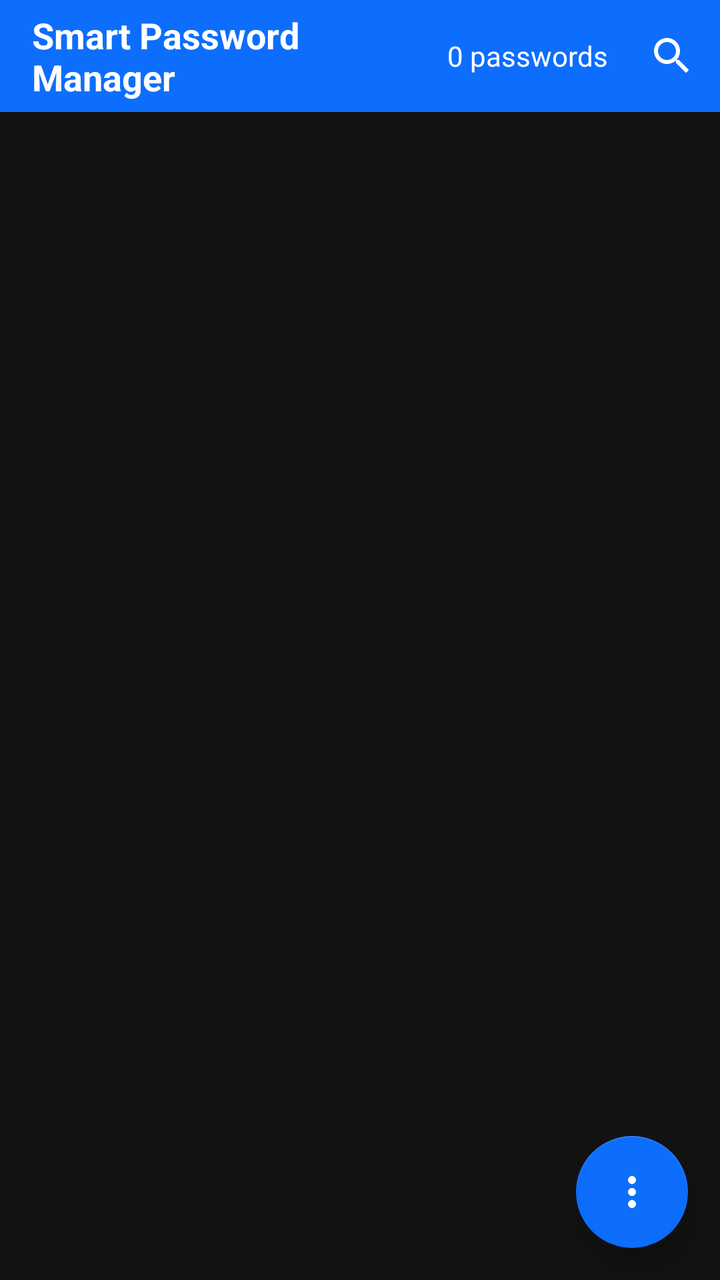
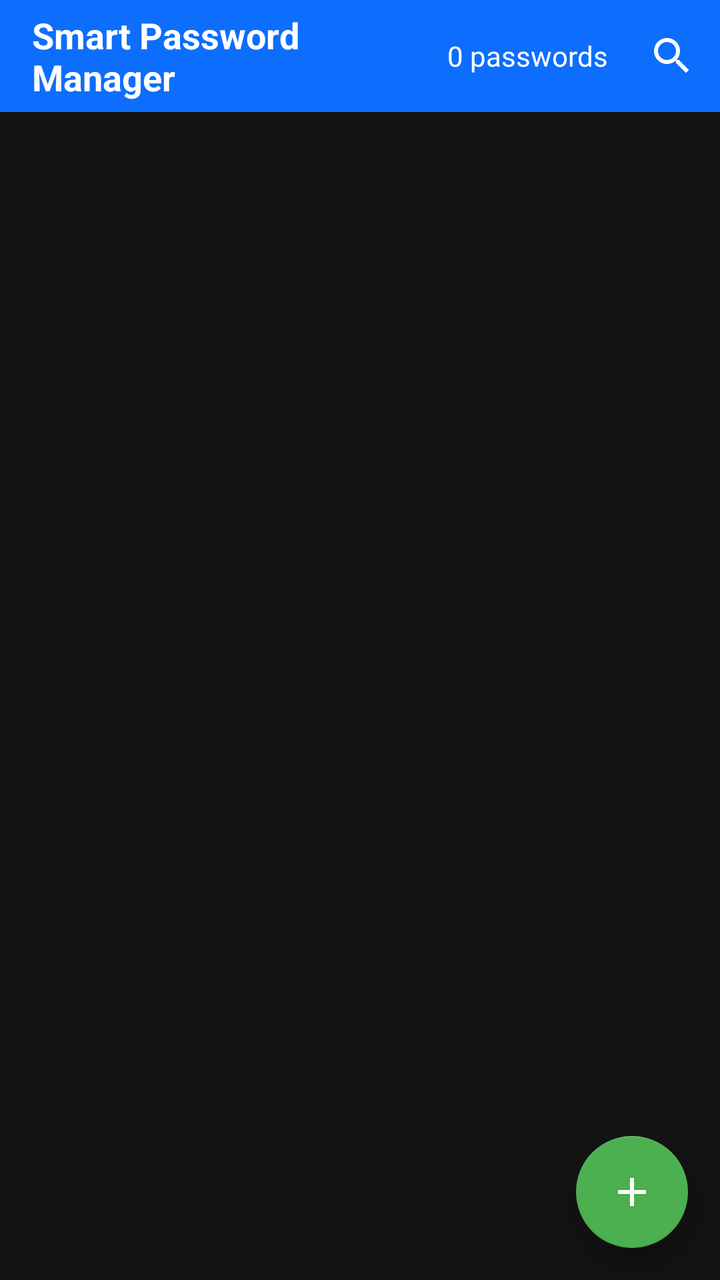

Before-and-after screenshots of an Android layout around one commit, followed by the original layout XML and the change that was made.
<!-- AndroidManifest.xml: application theme Theme.SmartPasswordManager -->
<!-- res/layout/activity_main.xml -->
<?xml version="1.0" encoding="utf-8"?>
<androidx.coordinatorlayout.widget.CoordinatorLayout xmlns:android="http://schemas.android.com/apk/res/android"
    xmlns:app="http://schemas.android.com/apk/res-auto"
    android:layout_width="match_parent"
    android:layout_height="match_parent">

    <com.google.android.material.appbar.AppBarLayout
        android:layout_width="match_parent"
        android:layout_height="wrap_content"
        app:elevation="0dp">

        <com.google.android.material.appbar.MaterialToolbar
            android:id="@+id/toolbar"
            android:layout_width="match_parent"
            android:layout_height="?attr/actionBarSize"
            android:background="@color/primary_blue"
            app:titleTextColor="@color/white">

            <LinearLayout
                android:layout_width="match_parent"
                android:layout_height="wrap_content"
                android:orientation="horizontal"
                android:gravity="center_vertical">

                <TextView
                    android:layout_width="0dp"
                    android:layout_height="wrap_content"
                    android:layout_weight="1"
                    android:text="Smart Password Manager"
                    android:textColor="@color/white"
                    android:textSize="18sp"
                    android:textStyle="bold" />

                <TextView
                    android:id="@+id/serviceCountText"
                    android:layout_width="wrap_content"
                    android:layout_height="wrap_content"
                    android:text="0 passwords"
                    android:textColor="@color/white"
                    android:textSize="14sp"
                    android:layout_marginEnd="8dp" />

                <ImageView
                    android:id="@+id/searchButton"
                    android:layout_width="48dp"
                    android:layout_height="48dp"
                    android:src="@drawable/ic_search"
                    android:padding="12dp"
                    android:background="?attr/selectableItemBackgroundBorderless" />

            </LinearLayout>

        </com.google.android.material.appbar.MaterialToolbar>

        <com.google.android.material.card.MaterialCardView
            android:id="@+id/searchBar"
            android:layout_width="match_parent"
            android:layout_height="wrap_content"
            android:layout_margin="8dp"
            app:cardCornerRadius="8dp"
            app:cardElevation="2dp"
            android:visibility="gone">

            <LinearLayout
                android:layout_width="match_parent"
                android:layout_height="wrap_content"
                android:orientation="horizontal"
                android:padding="8dp">

                <ImageView
                    android:layout_width="24dp"
                    android:layout_height="24dp"
                    android:layout_gravity="center_vertical"
                    android:src="@drawable/ic_search"
                    android:layout_marginEnd="8dp" />

                <EditText
                    android:id="@+id/searchInput"
                    android:layout_width="0dp"
                    android:layout_height="wrap_content"
                    android:layout_weight="1"
                    android:hint="Search passwords..."
                    android:inputType="text"
                    android:imeOptions="actionSearch"
                    android:background="@android:color/transparent"
                    android:textSize="14sp"
                    android:textColor="@color/white"
                    android:textColorHint="@color/white_70" />

                <ImageView
                    android:id="@+id/closeSearchButton"
                    android:layout_width="24dp"
                    android:layout_height="24dp"
                    android:layout_gravity="center_vertical"
                    android:src="@drawable/ic_close"
                    android:layout_marginStart="8dp" />

            </LinearLayout>

        </com.google.android.material.card.MaterialCardView>

    </com.google.android.material.appbar.AppBarLayout>

    <FrameLayout
        android:layout_width="match_parent"
        android:layout_height="match_parent"
        app:layout_behavior="@string/appbar_scrolling_view_behavior">

        <androidx.recyclerview.widget.RecyclerView
            android:id="@+id/recyclerView"
            android:layout_width="match_parent"
            android:layout_height="match_parent"
            android:padding="8dp"
            android:clipToPadding="false" />

        <TextView
            android:id="@+id/emptyStateText"
            android:layout_width="match_parent"
            android:layout_height="match_parent"
            android:gravity="center"
            android:text="No passwords yet.\nTap + to add your first password"
            android:textSize="16sp"
            android:visibility="gone"
            android:fontFamily="sans-serif-light" />

    </FrameLayout>

    <com.google.android.material.floatingactionbutton.FloatingActionButton
        android:id="@+id/fabMenu"
        android:layout_width="wrap_content"
        android:layout_height="wrap_content"
        android:layout_gravity="bottom|end"
        android:layout_margin="16dp"
        android:src="@drawable/ic_more_vert_24"
        app:tint="@color/white"
        app:backgroundTint="@color/primary_blue"
        app:elevation="8dp" />

    <LinearLayout
        android:id="@+id/fabMenuContainer"
        android:layout_width="wrap_content"
        android:layout_height="wrap_content"
        android:layout_gravity="bottom|end"
        android:layout_marginBottom="80dp"
        android:layout_marginEnd="16dp"
        android:orientation="vertical"
        android:visibility="gone">

        <com.google.android.material.floatingactionbutton.FloatingActionButton
            android:id="@+id/fabAdd"
            android:layout_width="wrap_content"
            android:layout_height="wrap_content"
            android:layout_marginBottom="12dp"
            android:src="@drawable/ic_add_24"
            android:visibility="gone"
            app:backgroundTint="#4CAF50"
            app:tint="@color/white"
            app:fabSize="normal" />

        <com.google.android.material.floatingactionbutton.FloatingActionButton
            android:id="@+id/fabScanQr"
            android:layout_width="wrap_content"
            android:layout_height="wrap_content"
            android:layout_marginBottom="12dp"
            android:src="@drawable/ic_qr_code_scanner"
            android:visibility="gone"
            app:backgroundTint="#00BCD4"
            app:tint="@color/white"
            app:fabSize="normal" />

        <com.google.android.material.floatingactionbutton.FloatingActionButton
            android:id="@+id/fabImport"
            android:layout_width="wrap_content"
            android:layout_height="wrap_content"
            android:layout_marginBottom="12dp"
            android:src="@drawable/ic_import_24"
            android:visibility="gone"
            app:backgroundTint="#FF9800"
            app:tint="@color/white"
            app:fabSize="normal" />

        <com.google.android.material.floatingactionbutton.FloatingActionButton
            android:id="@+id/fabExport"
            android:layout_width="wrap_content"
            android:layout_height="wrap_content"
            android:layout_marginBottom="12dp"
            android:src="@drawable/ic_export_24"
            android:visibility="gone"
            app:backgroundTint="#F44336"
            app:tint="@color/white"
            app:fabSize="normal" />

        <com.google.android.material.floatingactionbutton.FloatingActionButton
            android:id="@+id/fabHelp"
            android:layout_width="wrap_content"
            android:layout_height="wrap_content"
            android:layout_marginBottom="12dp"
            android:src="@drawable/ic_help"
            android:visibility="gone"
            app:backgroundTint="#2196F3"
            app:tint="@color/white"
            app:fabSize="normal" />

        <com.google.android.material.floatingactionbutton.FloatingActionButton
            android:id="@+id/fabAbout"
            android:layout_width="wrap_content"
            android:layout_height="wrap_content"
            android:layout_marginBottom="12dp"
            android:src="@drawable/ic_info"
            android:visibility="gone"
            app:backgroundTint="#9C27B0"
            app:tint="@color/white"
            app:fabSize="normal" />

    </LinearLayout>

</androidx.coordinatorlayout.widget.CoordinatorLayout>
<!-- resources referenced by this layout -->
<resources>
  <color name="primary_blue">#0d6efd</color>
  <color name="white">#ffffff</color>
  <color name="white_70">#B3FFFFFF</color>
  <!-- drawable ic_add_24 (drawable) -->
  <vector xmlns:android="http://schemas.android.com/apk/res/android"
      android:width="24dp"
      android:height="24dp"
      android:viewportWidth="24"
      android:viewportHeight="24">
      <path
          android:fillColor="@android:color/white"
          android:pathData="M19,13h-6v6h-2v-6H5v-2h6V5h2v6h6v2z"/>
  </vector>
  <!-- drawable ic_export_24 (drawable) -->
  <vector xmlns:android="http://schemas.android.com/apk/res/android"
  android:width="24dp"
  android:height="24dp"
  android:viewportWidth="24"
  android:viewportHeight="24">
  <path
      android:fillColor="@android:color/white"
      android:pathData="M19,9h-4V3H9v6H5l7,7 7,-7zM5,18v2h14v-2H5z"/>
  </vector>
  <!-- drawable ic_help (drawable) -->
  <vector xmlns:android="http://schemas.android.com/apk/res/android"
      android:width="24dp"
      android:height="24dp"
      android:viewportWidth="24"
      android:viewportHeight="24">
      <path
          android:fillColor="@android:color/white"
          android:pathData="M12,2C6.48,2 2,6.48 2,12s4.48,10 10,10 10,-4.48 10,-10S17.52,2 12,2zm1,17h-2v-2h2v2zm2.07,-7.75l-0.9,0.92C13.45,12.9 13,13.5 13,15h-2v-0.5c0,-1.1 0.45,-2.1 1.17,-2.83l1.24,-1.26c0.37,-0.36 0.59,-0.86 0.59,-1.41 0,-1.1 -0.9,-2 -2,-2s-2,0.9 -2,2H8c0,-2.21 1.79,-4 4,-4s4,1.79 4,4c0,0.88 -0.36,1.68 -0.93,2.25z"/>
  </vector>
  <!-- drawable ic_import_24 (drawable) -->
  <vector xmlns:android="http://schemas.android.com/apk/res/android"
      android:width="24dp"
      android:height="24dp"
      android:viewportWidth="24"
      android:viewportHeight="24">
      <path
          android:fillColor="@android:color/white"
          android:pathData="M19,15h-4v6H9v-6H5l7,-7 7,7zM5,6h14v2H5z"/>
  </vector>
  <!-- drawable ic_info (drawable) -->
  <vector xmlns:android="http://schemas.android.com/apk/res/android"
      android:width="24dp"
      android:height="24dp"
      android:viewportWidth="24"
      android:viewportHeight="24">
      <path
          android:fillColor="#FFFFFF"
          android:pathData="M12,2C6.48,2 2,6.48 2,12s4.48,10 10,10 10,-4.48 10,-10S17.52,2 12,2zm1,15h-2v-6h2v6zm0,-8h-2V7h2v2z"/>
  </vector>
  <!-- drawable ic_more_vert_24 (drawable) -->
  <vector xmlns:android="http://schemas.android.com/apk/res/android"
      android:width="24dp"
      android:height="24dp"
      android:viewportWidth="24"
      android:viewportHeight="24">
      <path
          android:fillColor="@android:color/white"
          android:pathData="M12,8c1.1,0 2,-0.9 2,-2s-0.9,-2 -2,-2 -2,0.9 -2,2 0.9,2 2,2zM12,10c-1.1,0 -2,0.9 -2,2s0.9,2 2,2 2,-0.9 2,-2 -0.9,-2 -2,-2zM12,16c-1.1,0 -2,0.9 -2,2s0.9,2 2,2 2,-0.9 2,-2 -0.9,-2 -2,-2z"/>
  </vector>
  <!-- drawable ic_qr_code_scanner (drawable) -->
  <vector xmlns:android="http://schemas.android.com/apk/res/android"
      android:width="24dp"
      android:height="24dp"
      android:viewportWidth="24"
      android:viewportHeight="24">
      <path
          android:fillColor="#FFFFFF"
          android:pathData="M3,11h4V7h4V3H3Zm8,12h4v-4h4v-4h4V13h-8v4h-4Z" />
      <path
          android:fillColor="#FFFFFF"
          android:pathData="M21,3h-8v4h4v4h4V3Z" />
      <path
          android:fillColor="#FFFFFF"
          android:pathData="M3,21h8v-4H7v-4H3v8Z" />
  </vector>
  <color name="primary_blue_dark">#0a58ca</color>
  <color name="primary_blue_light">#3b82f6</color>
  <color name="dark_background">#121212</color>
  <color name="dark_surface">#1e1e1e</color>
  <style name="ThemeOverlay.MaterialComponents.MaterialAlertDialog" parent="ThemeOverlay.MaterialComponents.MaterialAlertDialog" tools:ignore="PrivateResource,ResourceCycle">
          <item name="colorPrimary">@color/primary_blue</item>
          <item name="colorOnSurface">@color/white</item>
          <item name="colorSurface">@color/dark_surface</item>
      </style>
  <!-- unchanged entries left out for length: 3 -->
</resources>

<!-- the commit's change to res/layout/activity_main.xml (unified diff, before → after) -->
@@ -1,217 +1,183 @@
 <?xml version="1.0" encoding="utf-8"?>
-<androidx.coordinatorlayout.widget.CoordinatorLayout xmlns:android="http://schemas.android.com/apk/res/android"
+<androidx.drawerlayout.widget.DrawerLayout xmlns:android="http://schemas.android.com/apk/res/android"
     xmlns:app="http://schemas.android.com/apk/res-auto"
+    android:id="@+id/drawerLayout"
     android:layout_width="match_parent"
     android:layout_height="match_parent">
 
-    <com.google.android.material.appbar.AppBarLayout
+    <androidx.coordinatorlayout.widget.CoordinatorLayout
         android:layout_width="match_parent"
-        android:layout_height="wrap_content"
-        app:elevation="0dp">
+        android:layout_height="match_parent">
 
-        <com.google.android.material.appbar.MaterialToolbar
-            android:id="@+id/toolbar"
+        <com.google.android.material.appbar.AppBarLayout
             android:layout_width="match_parent"
-            android:layout_height="?attr/actionBarSize"
-            android:background="@color/primary_blue"
-            app:titleTextColor="@color/white">
+            android:layout_height="wrap_content"
+            app:elevation="0dp">
 
-            <LinearLayout
+            <com.google.android.material.appbar.MaterialToolbar
+                android:id="@+id/toolbar"
+                android:layout_width="match_parent"
+                android:layout_height="?attr/actionBarSize"
+                android:background="@color/primary_blue"
+                app:titleTextColor="@color/white">
+
+                <LinearLayout
+                    android:layout_width="match_parent"
+                    android:layout_height="wrap_content"
+                    android:orientation="horizontal"
+                    android:gravity="center_vertical">
+
+                    <TextView
+                        android:layout_width="0dp"
+                        android:layout_height="wrap_content"
+                        android:layout_weight="1"
+                        android:text="Smart Password Manager"
+                        android:textColor="@color/white"
+                        android:textSize="18sp"
+                        android:textStyle="bold" />
+
+                    <TextView
+                        android:id="@+id/serviceCountText"
+                        android:layout_width="wrap_content"
+                        android:layout_height="wrap_content"
+                        android:text="0 passwords"
+                        android:textColor="@color/white"
+                        android:textSize="14sp"
+                        android:layout_marginEnd="8dp" />
+
+                    <ImageView
+                        android:id="@+id/searchButton"
+                        android:layout_width="48dp"
+                        android:layout_height="48dp"
+                        android:src="@drawable/ic_search"
+                        android:padding="12dp"
+                        android:background="?attr/selectableItemBackgroundBorderless" />
+
+                </LinearLayout>
+
+            </com.google.android.material.appbar.MaterialToolbar>
+
+            <com.google.android.material.card.MaterialCardView
+                android:id="@+id/searchBar"
                 android:layout_width="match_parent"
                 android:layout_height="wrap_content"
-                android:orientation="horizontal"
-                android:gravity="center_vertical">
+                android:layout_margin="8dp"
+                app:cardCornerRadius="8dp"
+                app:cardElevation="2dp"
+                android:visibility="gone">
 
-                <TextView
-                    android:layout_width="0dp"
+                <LinearLayout
+                    android:layout_width="match_parent"
                     android:layout_height="wrap_content"
-                    android:layout_weight="1"
-                    android:text="Smart Password Manager"
-                    android:textColor="@color/white"
-                    android:textSize="18sp"
-                    android:textStyle="bold" />
+                    android:orientation="horizontal"
+                    android:padding="8dp">
 
-                <TextView
-                    android:id="@+id/serviceCountText"
-                    android:layout_width="wrap_content"
-                    android:layout_height="wrap_content"
-                    android:text="0 passwords"
-                    android:textColor="@color/white"
-                    android:textSize="14sp"
-                    android:layout_marginEnd="8dp" />
+                    <ImageView
+                        android:layout_width="24dp"
+                        android:layout_height="24dp"
+                        android:layout_gravity="center_vertical"
+                        android:src="@drawable/ic_search"
+                        android:layout_marginEnd="8dp" />
 
-                <ImageView
-                    android:id="@+id/searchButton"
-                    android:layout_width="48dp"
-                    android:layout_height="48dp"
-                    android:src="@drawable/ic_search"
-                    android:padding="12dp"
-                    android:background="?attr/selectableItemBackgroundBorderless" />
+                    <EditText
+                        android:id="@+id/searchInput"
+                        android:layout_width="0dp"
+                        android:layout_height="wrap_content"
+                        android:layout_weight="1"
+                        android:hint="Search passwords..."
+                        android:inputType="text"
+                        android:imeOptions="actionSearch"
+                        android:background="@android:color/transparent"
+                        android:textSize="14sp"
+                        android:textColor="@color/white"
+                        android:textColorHint="@color/white_70" />
 
-            </LinearLayout>
+                    <ImageView
+                        android:id="@+id/closeSearchButton"
+                        android:layout_width="24dp"
+                        android:layout_height="24dp"
+                        android:layout_gravity="center_vertical"
+                        android:src="@drawable/ic_close"
+                        android:layout_marginStart="8dp" />
 
-        </com.google.android.material.appbar.MaterialToolbar>
+                </LinearLayout>
 
-        <com.google.android.material.card.MaterialCardView
-            android:id="@+id/searchBar"
-            android:layout_width="match_parent"
-            android:layout_height="wrap_content"
-            android:layout_margin="8dp"
-            app:cardCornerRadius="8dp"
-            app:cardElevation="2dp"
-            android:visibility="gone">
+            </com.google.android.material.card.MaterialCardView>
 
-            <LinearLayout
-                android:layout_width="match_parent"
-                android:layout_height="wrap_content"
-                android:orientation="horizontal"
-                android:padding="8dp">
+        </com.google.android.material.appbar.AppBarLayout>
 
-                <ImageView
-                    android:layout_width="24dp"
-                    android:layout_height="24dp"
-                    android:layout_gravity="center_vertical"
-                    android:src="@drawable/ic_search"
-                    android:layout_marginEnd="8dp" />
-
-                <EditText
-                    android:id="@+id/searchInput"
-                    android:layout_width="0dp"
-                    android:layout_height="wrap_content"
-                    android:layout_weight="1"
-                    android:hint="Search passwords..."
-                    android:inputType="text"
-                    android:imeOptions="actionSearch"
-                    android:background="@android:color/transparent"
-                    android:textSize="14sp"
-                    android:textColor="@color/white"
-                    android:textColorHint="@color/white_70" />
-
-                <ImageView
-                    android:id="@+id/closeSearchButton"
-                    android:layout_width="24dp"
-                    android:layout_height="24dp"
-                    android:layout_gravity="center_vertical"
-                    android:src="@drawable/ic_close"
-                    android:layout_marginStart="8dp" />
-
-            </LinearLayout>
-
-        </com.google.android.material.card.MaterialCardView>
-
-    </com.google.android.material.appbar.AppBarLayout>
-
-    <FrameLayout
-        android:layout_width="match_parent"
-        android:layout_height="match_parent"
-        app:layout_behavior="@string/appbar_scrolling_view_behavior">
-
-        <androidx.recyclerview.widget.RecyclerView
-            android:id="@+id/recyclerView"
+        <FrameLayout
             android:layout_width="match_parent"
             android:layout_height="match_parent"
-            android:padding="8dp"
-            android:clipToPadding="false" />
+            app:layout_behavior="@string/appbar_scrolling_view_behavior">
 
-        <TextView
-            android:id="@+id/emptyStateText"
-            android:layout_width="match_parent"
-            android:layout_height="match_parent"
-            android:gravity="center"
-            android:text="No passwords yet.\nTap + to add your first password"
-            android:textSize="16sp"
-            android:visibility="gone"
-            android:fontFamily="sans-serif-light" />
+            <androidx.recyclerview.widget.RecyclerView
+                android:id="@+id/recyclerView"
+                android:layout_width="match_parent"
+                android:layout_height="match_parent"
+                android:padding="8dp"
+                android:clipToPadding="false" />
 
-    </FrameLayout>
+            <TextView
+                android:id="@+id/emptyStateText"
+                android:layout_width="match_parent"
+                android:layout_height="match_parent"
+                android:gravity="center"
+                android:text="No passwords yet.\nTap + to add your first password"
+                android:textSize="16sp"
+                android:visibility="gone"
+                android:fontFamily="sans-serif-light" />
 
-    <com.google.android.material.floatingactionbutton.FloatingActionButton
-        android:id="@+id/fabMenu"
-        android:layout_width="wrap_content"
-        android:layout_height="wrap_content"
-        android:layout_gravity="bottom|end"
-        android:layout_margin="16dp"
-        android:src="@drawable/ic_more_vert_24"
-        app:tint="@color/white"
-        app:backgroundTint="@color/primary_blue"
-        app:elevation="8dp" />
-
-    <LinearLayout
-        android:id="@+id/fabMenuContainer"
-        android:layout_width="wrap_content"
-        android:layout_height="wrap_content"
-        android:layout_gravity="bottom|end"
-        android:layout_marginBottom="80dp"
-        android:layout_marginEnd="16dp"
-        android:orientation="vertical"
-        android:visibility="gone">
+        </FrameLayout>
 
         <com.google.android.material.floatingactionbutton.FloatingActionButton
             android:id="@+id/fabAdd"
             android:layout_width="wrap_content"
             android:layout_height="wrap_content"
-            android:layout_marginBottom="12dp"
+            android:layout_gravity="bottom|end"
+            android:layout_margin="16dp"
             android:src="@drawable/ic_add_24"
-            android:visibility="gone"
             app:backgroundTint="#4CAF50"
             app:tint="@color/white"
             app:fabSize="normal" />
 
-        <com.google.android.material.floatingactionbutton.FloatingActionButton
-            android:id="@+id/fabScanQr"
-            android:layout_width="wrap_content"
-            android:layout_height="wrap_content"
-            android:layout_marginBottom="12dp"
-            android:src="@drawable/ic_qr_code_scanner"
-            android:visibility="gone"
-            app:backgroundTint="#00BCD4"
-            app:tint="@color/white"
-            app:fabSize="normal" />
+    </androidx.coordinatorlayout.widget.CoordinatorLayout>
 
-        <com.google.android.material.floatingactionbutton.FloatingActionButton
-            android:id="@+id/fabImport"
-            android:layout_width="wrap_content"
-            android:layout_height="wrap_content"
-            android:layout_marginBottom="12dp"
-            android:src="@drawable/ic_import_24"
-            android:visibility="gone"
-            app:backgroundTint="#FF9800"
-            app:tint="@color/white"
-            app:fabSize="normal" />
+    <com.google.android.material.navigation.NavigationView
+        android:id="@+id/navigationView"
+        android:layout_width="wrap_content"
+        android:layout_height="match_parent"
+        android:layout_gravity="start"
+        android:fitsSystemWindows="true"
+        app:headerLayout="@layout/nav_header"
+        app:menu="@menu/drawer_menu" />
 
-        <com.google.android.material.floatingactionbutton.FloatingActionButton
-            android:id="@+id/fabExport"
-            android:layout_width="wrap_content"
-            android:layout_height="wrap_content"
-            android:layout_marginBottom="12dp"
-            android:src="@drawable/ic_export_24"
-            android:visibility="gone"
-            app:backgroundTint="#F44336"
-            app:tint="@color/white"
-            app:fabSize="normal" />
+</androidx.drawerlayout.widget.DrawerLayout>
+<!-- res/layout/nav_header.xml (included above) -->
+<?xml version="1.0" encoding="utf-8"?>
+<LinearLayout xmlns:android="http://schemas.android.com/apk/res/android"
+    android:layout_width="match_parent"
+    android:layout_height="wrap_content"
+    android:orientation="vertical"
+    android:background="@color/primary_blue"
+    android:padding="24dp"
+    android:paddingTop="48dp">
 
-        <com.google.android.material.floatingactionbutton.FloatingActionButton
-            android:id="@+id/fabHelp"
-            android:layout_width="wrap_content"
-            android:layout_height="wrap_content"
-            android:layout_marginBottom="12dp"
-            android:src="@drawable/ic_help"
-            android:visibility="gone"
-            app:backgroundTint="#2196F3"
-            app:tint="@color/white"
-            app:fabSize="normal" />
+    <TextView
+        android:layout_width="wrap_content"
+        android:layout_height="wrap_content"
+        android:text="Smart Password Manager"
+        android:textSize="18sp"
+        android:textStyle="bold"
+        android:textColor="@color/white" />
 
-        <com.google.android.material.floatingactionbutton.FloatingActionButton
-            android:id="@+id/fabAbout"
-            android:layout_width="wrap_content"
-            android:layout_height="wrap_content"
-            android:layout_marginBottom="12dp"
-            android:src="@drawable/ic_info"
-            android:visibility="gone"
-            app:backgroundTint="#9C27B0"
-            app:tint="@color/white"
-            app:fabSize="normal" />
+    <TextView
+        android:layout_width="wrap_content"
+        android:layout_height="wrap_content"
+        android:text="Menu"
+        android:textSize="13sp"
+        android:textColor="@color/white"
+        android:alpha="0.7"
+        android:layout_marginTop="4dp" />
 
-    </LinearLayout>
-
-</androidx.coordinatorlayout.widget.CoordinatorLayout>
+</LinearLayout>
<!-- resource entries referenced after the edit -->
@@ -13,72 +13,6 @@
           android:fillColor="@android:color/white"
           android:pathData="M19,13h-6v6h-2v-6H5v-2h6V5h2v6h6v2z"/>
   </vector>
-  <!-- drawable ic_export_24 (drawable) -->
-  <vector xmlns:android="http://schemas.android.com/apk/res/android"
-  android:width="24dp"
-  android:height="24dp"
-  android:viewportWidth="24"
-  android:viewportHeight="24">
-  <path
-      android:fillColor="@android:color/white"
-      android:pathData="M19,9h-4V3H9v6H5l7,7 7,-7zM5,18v2h14v-2H5z"/>
-  </vector>
-  <!-- drawable ic_help (drawable) -->
-  <vector xmlns:android="http://schemas.android.com/apk/res/android"
-      android:width="24dp"
-      android:height="24dp"
-      android:viewportWidth="24"
-      android:viewportHeight="24">
-      <path
-          android:fillColor="@android:color/white"
-          android:pathData="M12,2C6.48,2 2,6.48 2,12s4.48,10 10,10 10,-4.48 10,-10S17.52,2 12,2zm1,17h-2v-2h2v2zm2.07,-7.75l-0.9,0.92C13.45,12.9 13,13.5 13,15h-2v-0.5c0,-1.1 0.45,-2.1 1.17,-2.83l1.24,-1.26c0.37,-0.36 0.59,-0.86 0.59,-1.41 0,-1.1 -0.9,-2 -2,-2s-2,0.9 -2,2H8c0,-2.21 1.79,-4 4,-4s4,1.79 4,4c0,0.88 -0.36,1.68 -0.93,2.25z"/>
-  </vector>
-  <!-- drawable ic_import_24 (drawable) -->
-  <vector xmlns:android="http://schemas.android.com/apk/res/android"
-      android:width="24dp"
-      android:height="24dp"
-      android:viewportWidth="24"
-      android:viewportHeight="24">
-      <path
-          android:fillColor="@android:color/white"
-          android:pathData="M19,15h-4v6H9v-6H5l7,-7 7,7zM5,6h14v2H5z"/>
-  </vector>
-  <!-- drawable ic_info (drawable) -->
-  <vector xmlns:android="http://schemas.android.com/apk/res/android"
-      android:width="24dp"
-      android:height="24dp"
-      android:viewportWidth="24"
-      android:viewportHeight="24">
-      <path
-          android:fillColor="#FFFFFF"
-          android:pathData="M12,2C6.48,2 2,6.48 2,12s4.48,10 10,10 10,-4.48 10,-10S17.52,2 12,2zm1,15h-2v-6h2v6zm0,-8h-2V7h2v2z"/>
-  </vector>
-  <!-- drawable ic_more_vert_24 (drawable) -->
-  <vector xmlns:android="http://schemas.android.com/apk/res/android"
-      android:width="24dp"
-      android:height="24dp"
-      android:viewportWidth="24"
-      android:viewportHeight="24">
-      <path
-          android:fillColor="@android:color/white"
-          android:pathData="M12,8c1.1,0 2,-0.9 2,-2s-0.9,-2 -2,-2 -2,0.9 -2,2 0.9,2 2,2zM12,10c-1.1,0 -2,0.9 -2,2s0.9,2 2,2 2,-0.9 2,-2 -0.9,-2 -2,-2zM12,16c-1.1,0 -2,0.9 -2,2s0.9,2 2,2 2,-0.9 2,-2 -0.9,-2 -2,-2z"/>
-  </vector>
-  <!-- drawable ic_qr_code_scanner (drawable) -->
-  <vector xmlns:android="http://schemas.android.com/apk/res/android"
-      android:width="24dp"
-      android:height="24dp"
-      android:viewportWidth="24"
-      android:viewportHeight="24">
-      <path
-          android:fillColor="#FFFFFF"
-          android:pathData="M3,11h4V7h4V3H3Zm8,12h4v-4h4v-4h4V13h-8v4h-4Z" />
-      <path
-          android:fillColor="#FFFFFF"
-          android:pathData="M21,3h-8v4h4v4h4V3Z" />
-      <path
-          android:fillColor="#FFFFFF"
-          android:pathData="M3,21h8v-4H7v-4H3v8Z" />
-  </vector>
   <color name="primary_blue_dark">#0a58ca</color>
   <color name="primary_blue_light">#3b82f6</color>
   <color name="dark_background">#121212</color>
